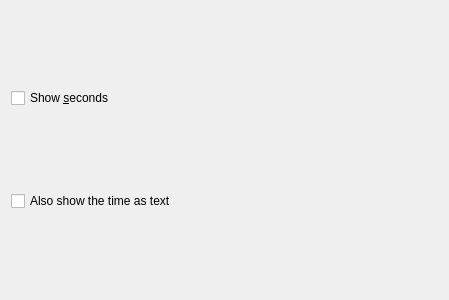
mgottschlag/kwin-tiling, file plasma/applets/analog-clock/clockConfig.ui: the form before one commit.
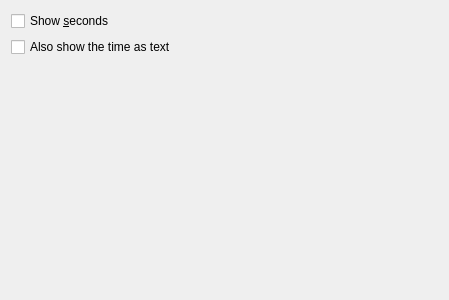
The form after the commit.

Commit message: add a vertical spacer so the 2 checkboxes in the first tab are grouped on top - I find it visually better, hope it's OK

Diff of the .ui file:
```diff
--- a/plasma/applets/analog-clock/clockConfig.ui
+++ b/plasma/applets/analog-clock/clockConfig.ui
@@ -42,6 +42,22 @@
      </property>
     </widget>
    </item>
+   <item>
+    <spacer name="verticalSpacer" >
+     <property name="orientation" >
+      <enum>Qt::Vertical</enum>
+     </property>
+     <property name="sizeType" >
+      <enum>QSizePolicy::Minimum</enum>
+     </property>
+     <property name="sizeHint" stdset="0" >
+      <size>
+       <width>20</width>
+       <height>235</height>
+      </size>
+     </property>
+    </spacer>
+   </item>
   </layout>
  </widget>
  <resources/>
```
